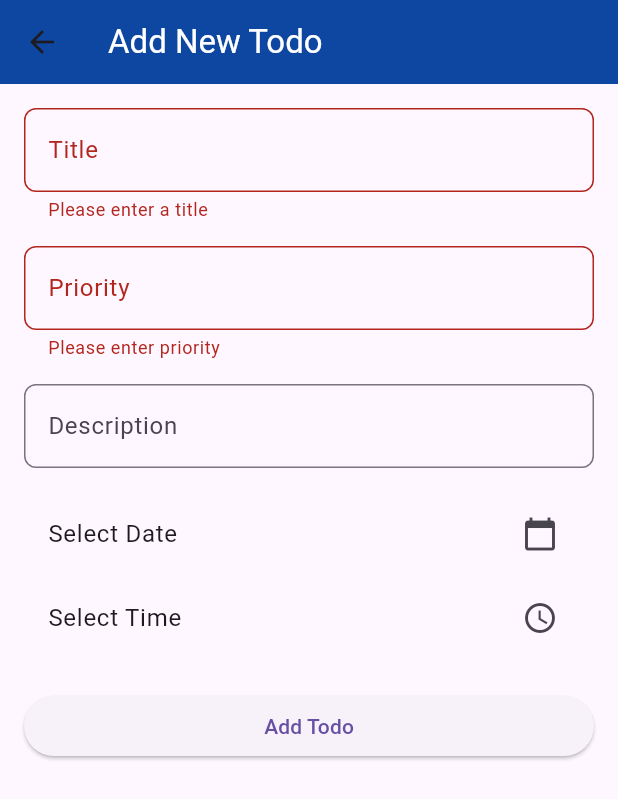
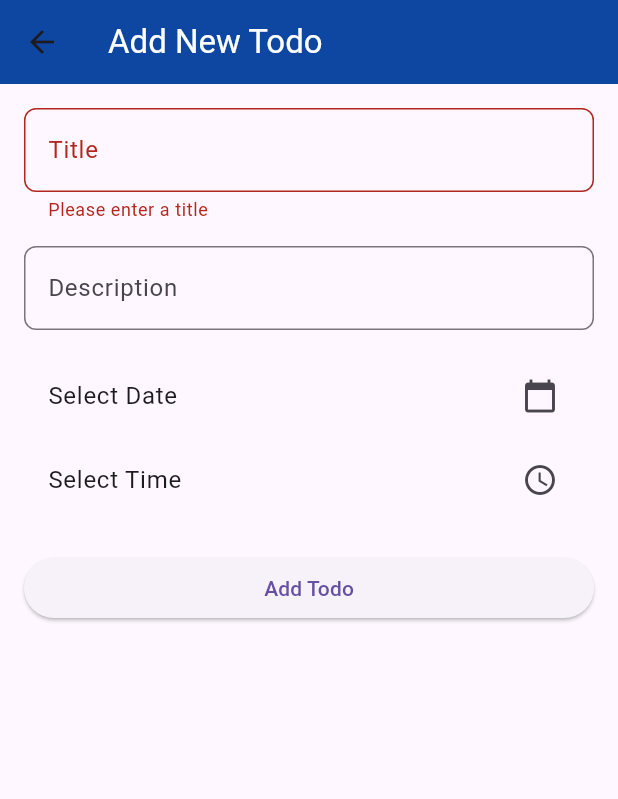
Before and after one commit to Kunal493/ToDo-List, a Flutter app: the InsertTodoScreen screen opened directly, after a tap on "Add Todo", on a phone screen of 412 x 824 dp. Shown: the top 799 px of the screen. Run offline on Flutter 3.47's test engine with Material 3 defaults, Android fonts, the phone set to English and light mode, and no system bars; our stand-ins replace flutter_local_notifications, permission_handler, shared_preferences, timezone; accounts and stored records are empty.

```diff
--- a/lib/edit.dart
+++ b/lib/edit.dart
@@ -16,9 +16,6 @@ class EditTodoScreen extends StatefulWidget {
 class _EditTodoScreenState extends State<EditTodoScreen> {
   final _formKey = GlobalKey<FormState>();
   late final _nameController = TextEditingController(text: widget.todo.name);
-  late final _priorityController = TextEditingController(
-    text: widget.todo.priority?.toString(),
-  );
   late final _descriptionController = TextEditingController(
     text: widget.todo.description,
   );
@@ -62,17 +59,7 @@ class _EditTodoScreenState extends State<EditTodoScreen> {
                   return null;
                 },
               ),
-              SizedBox(height: 16),
-              TextFormField(
-                controller: _priorityController,
-                decoration: InputDecoration(
-                  labelText: 'Priority',
-                  border: OutlineInputBorder(
-                    borderRadius: BorderRadius.circular(8.0),
-                  ),
-                ),
-                keyboardType: TextInputType.number,
-              ),
+
               SizedBox(height: 16),
               TextFormField(
                 controller: _descriptionController,
@@ -137,7 +124,6 @@ class _EditTodoScreenState extends State<EditTodoScreen> {
                     final newTodo = Todo(
                       id: widget.todo.id,
                       name: _nameController.text,
-                      priority: int.tryParse(_priorityController.text),
                       remindingTime: remindingDateTime,
                       description: _descriptionController.text,
                     );
--- a/lib/insert.dart
+++ b/lib/insert.dart
@@ -42,26 +42,6 @@ class _InsertTodoScreenState extends State<InsertTodoScreen> {
                 validator: (value) {
                   if (value == null || value.isEmpty) {
                     return 'Please enter a title';
-                  }
-                  return null;
-                },
-              ),
-              SizedBox(height: 16),
-              TextFormField(
-                controller: _priorityController,
-                decoration: InputDecoration(
-                  labelText: 'Priority',
-                  border: OutlineInputBorder(
-                    borderRadius: BorderRadius.circular(8.0),
-                  ),
-                ),
-                keyboardType: TextInputType.number,
-                validator: (value) {
-                  if (value == null || value.isEmpty) {
-                    return 'Please enter priority';
-                  }
-                  if (int.tryParse(value) == null) {
-                    return 'Priority must be a number';
                   }
                   return null;
                 },
@@ -130,7 +110,6 @@ class _InsertTodoScreenState extends State<InsertTodoScreen> {
                     final todo = Todo(
                       id: Uuid().v4(),
                       name: _nameController.text,
-                      priority: int.parse(_priorityController.text),
                       remindingTime: remindingDateTime,
                       description: _descriptionController.text,
                     );
--- a/lib/main.dart
+++ b/lib/main.dart
@@ -4,8 +4,7 @@ import 'providers/todo_provider.dart';
 import 'screen/initial_screen.dart';
 import 'package:flutter_local_notifications/flutter_local_notifications.dart';
 import 'package:timezone/data/latest.dart' as tz;
-import 'package:permission_handler/permission_handler.dart';
-import 'package:shared_preferences/shared_preferences.dart';
+
 
 void main() async {
   WidgetsFlutterBinding.ensureInitialized();
--- a/lib/models/todo.dart
+++ b/lib/models/todo.dart
@@ -5,14 +5,12 @@ class Todo {
   final String name;
   final String? description;
   final DateTime? remindingTime;
-  final int? priority;
 
   Todo({
     required this.id,
     required this.name,
     this.description,
     this.remindingTime,
-    this.priority,
   });
 
   factory Todo.fromJson(Map<String, dynamic> json) {
@@ -22,7 +20,6 @@ class Todo {
       description: json['description'],
       remindingTime: json['remindingTime'] != null ? DateTime.parse(
           json['remindingTime']) : null,
-      priority: json['priority'],
     );
   }
 
@@ -32,7 +29,6 @@ class Todo {
       'name': name,
       'description': description,
       'remindingTime': remindingTime?.toIso8601String(),
-      'priority': priority,
     };
   }
 }
--- a/pubspec.yaml
+++ b/pubspec.yaml
@@ -31,13 +31,13 @@ dependencies:
   flutter:
     sdk: flutter
   provider: ^6.1.2
-  flutter_local_notifications: ^17.2.0
+  flutter_local_notifications: ^17.2.1+2
   intl: ^0.19.0
-  uuid: ^4.4.0
+  uuid: ^4.4.2
   permission_handler: ^11.3.1
   shared_preferences: ^2.2.3
   cupertino_icons: ^1.0.6
-  timezone: ^0.9.1
+  timezone: ^0.9.4
 
 
 dev_dependencies:
```
Also changed, not shown: pubspec.lock, 2 other files.
